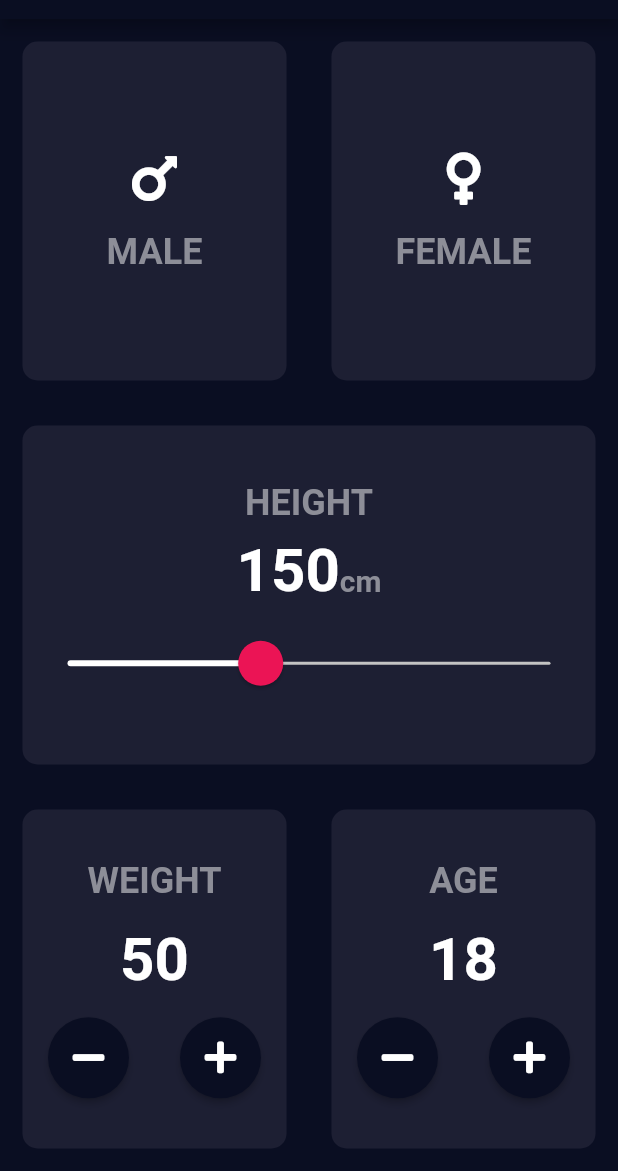
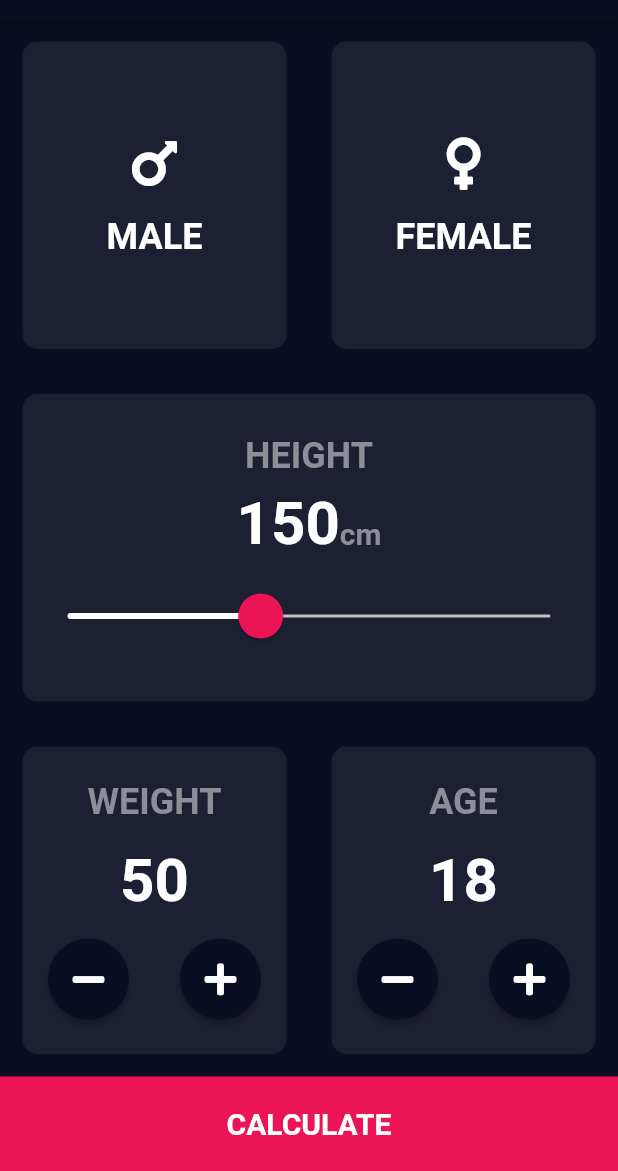
Before and after one commit to ceosss/bmi_calc, a Flutter app: the screen it shows after launch, on a phone screen of 412 x 824 dp, the part 65-1236 px from its top. Run offline on Flutter 3.47's test engine with Material 2 defaults, Android fonts, the phone set to English and light mode, and no system bars; our stand-ins replace font_awesome_flutter.

Commit message:
NEW: Bottom Button

```diff
--- /dev/null
+++ b/lib/bottomBtn.dart
@@ -0,0 +1,23 @@
+import 'package:bmi_calc/constants.dart';
+import 'package:flutter/material.dart';
+
+class BottomBtn extends StatelessWidget {
+  final String text;
+  final Function onPress;
+  BottomBtn({@required this.text, @required this.onPress});
+  @override
+  Widget build(BuildContext context) {
+    return GestureDetector(
+      child: Container(
+        width: double.infinity,
+        alignment: Alignment.center,
+        padding: EdgeInsets.symmetric(vertical: 20),
+        child: Text(
+          text.toUpperCase(),
+          style: TextStyle(fontSize: 20, fontWeight: FontWeight.bold),
+        ),
+        color: pink,
+      ),
+    );
+  }
+}
--- a/lib/genderData.dart
+++ b/lib/genderData.dart
@@ -26,7 +26,7 @@ class GenderData extends StatelessWidget {
         ),
         Text(
           gender.toString().toUpperCase(),
-          style: cardText(),
+          style: cardText().copyWith(color: Color(0xffffffff)),
         ),
       ],
     );
--- a/lib/inputScreen.dart
+++ b/lib/inputScreen.dart
@@ -1,3 +1,4 @@
+import 'package:bmi_calc/bottomBtn.dart';
 import 'package:bmi_calc/constants.dart';
 import 'package:flutter/material.dart';
 import 'inputCard.dart';
@@ -182,6 +183,10 @@ class _InputScreenState extends State<InputScreen> {
             ],
           ),
         ),
+        BottomBtn(
+          onPress: () => print("Pressed"),
+          text: "Calculate",
+        ),
       ],
     ));
   }
--- a/lib/main.dart
+++ b/lib/main.dart
@@ -23,9 +23,11 @@ class BmiApp extends StatelessWidget {
             style: TextStyle(fontWeight: FontWeight.bold),
           ),
         ),
-        body: SafeArea(
-          child: InputScreen(),
-        ),
+        body:
+            // SafeArea(
+            // child:
+            InputScreen(),
+        // ),
       ),
     );
   }
```
